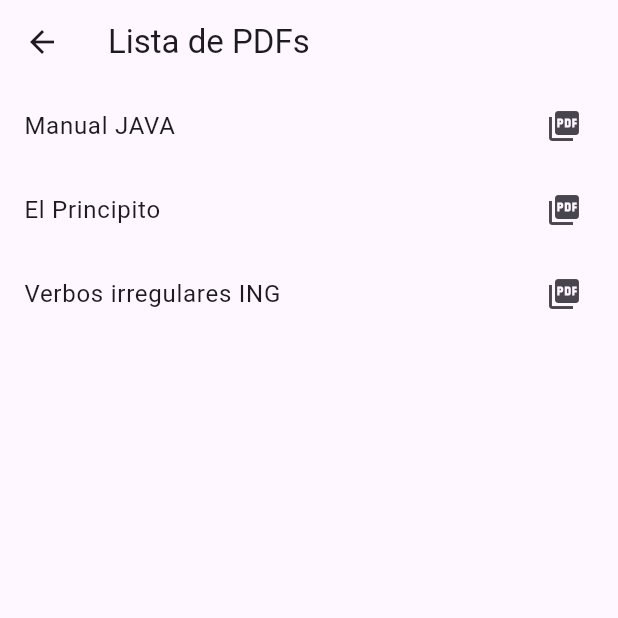
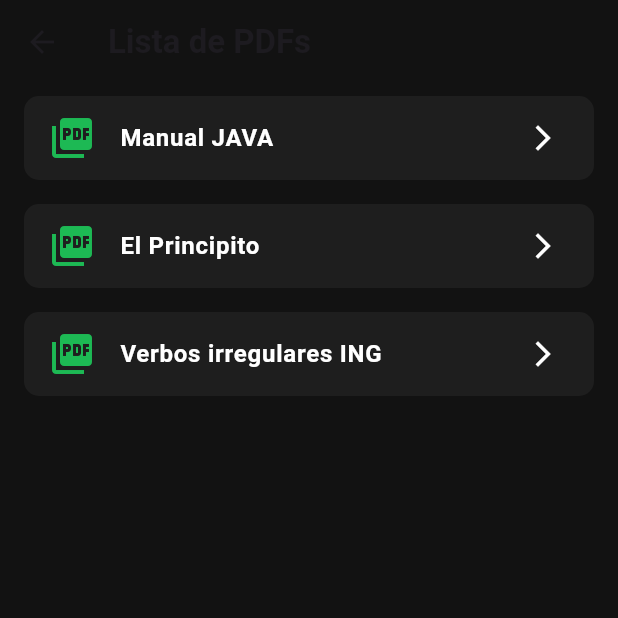
Before and after one commit to TeoLpz/Flutter_Clone_spotify, a Flutter app: the PdfListPage screen opened directly, on a phone screen of 412 x 824 dp, the top half of it. Run offline on Flutter 3.47's test engine with Material 3 defaults, Android fonts, the phone set to English and light mode, and no system bars; our stand-ins replace dio, firebase_analytics, firebase_auth, firebase_core, firebase_messaging, flutter_vector_icons and 2 more; missing offline and left inert: flutter_pdfview; accounts and stored records are empty; network calls fail.

Commit message:
Spotify UI interfaces

```diff
--- a/lib/pages/pdf_pages/pdf_list_page.dart
+++ b/lib/pages/pdf_pages/pdf_list_page.dart
@@ -6,29 +6,74 @@ class PdfListPage extends StatelessWidget {
   Widget build(BuildContext context) {
     return Scaffold(
       appBar: AppBar(
-        title: Text('Lista de PDFs'),
+        title: Text(
+          'Lista de PDFs',
+          style: TextStyle(fontWeight: FontWeight.bold),
         ),
-      body: ListView(
+        backgroundColor: Color(0xFF121212), // Fondo oscuro típico de Spotify
+        elevation: 0,
+      ),
+      body: Container(
+        color: Color(0xFF121212), // Fondo oscuro
+        child: ListView(
           children: [
-          buildPdfListTile(context, 'Manual JAVA', 'https://www.uneweb.com/tutoriales/JAVA/java.%20pdf.pdf'),
-          buildPdfListTile(context, 'El Principito', 'https://web.seducoahuila.gob.mx/biblioweb/upload/Antoine%20De%20Saint-Exup%C3%A9ry%20-%20El%20principito.pdf'),
-          buildPdfListTile(context, 'Verbos irregulares ING', 'https://www.uv.mx/pozarica/caa-conta/files/2016/02/REGULAR-AND-IRREGULAR-VERBS.pdf'),
+            buildPdfListTile(
+              context,
+              'Manual JAVA',
+              'https://www.uneweb.com/tutoriales/JAVA/java.%20pdf.pdf',
+            ),
+            buildPdfListTile(
+              context,
+              'El Principito',
+              'https://web.seducoahuila.gob.mx/biblioweb/upload/Antoine%20De%20Saint-Exup%C3%A9ry%20-%20El%20principito.pdf',
+            ),
+            buildPdfListTile(
+              context,
+              'Verbos irregulares ING',
+              'https://www.uv.mx/pozarica/caa-conta/files/2016/02/REGULAR-AND-IRREGULAR-VERBS.pdf',
+            ),
             // Agrega más PDFs aquí
           ],
+        ),
       ),
     );
   }
 
   Widget buildPdfListTile(BuildContext context, String title, String pdfUrl) {
-    return ListTile(
-      title: Text(title),
-      trailing: Icon(Icons.picture_as_pdf),
+    return Container(
+      margin: EdgeInsets.symmetric(vertical: 8.0, horizontal: 16.0),
+      decoration: BoxDecoration(
+        color: Color(0xFF1E1E1E), // Color oscuro para las tarjetas
+        borderRadius: BorderRadius.circular(10),
+      ),
+      child: ListTile(
+        leading: Icon(
+          Icons.picture_as_pdf,
+          color: Color(0xFF1DB954), // Verde Spotify
+          size: 32,
+        ),
+        title: Text(
+          title,
+          style: TextStyle(
+            color: Colors.white,
+            fontSize: 16,
+            fontWeight: FontWeight.bold,
+          ),
+        ),
+        trailing: Icon(
+          Icons.arrow_forward_ios,
+          color: Colors.white,
+          size: 20,
+        ),
         onTap: () {
           Navigator.push(
             context,
-          MaterialPageRoute(builder: (context) => PdfViewerPage(pdfUrl: pdfUrl)),
+            MaterialPageRoute(
+              builder: (context) => PdfViewerPage(pdfUrl: pdfUrl),
+            ),
           );
         },
+      ),
     );
   }
 }
--- a/pubspec.yaml
+++ b/pubspec.yaml
@@ -49,6 +49,10 @@ dependencies:
   flutter_pdfview: ^1.3.4
   path_provider: ^2.0.11
   dio: ^4.0.0
+
+  # SQL
+  sqflite: ^2.4.1
+  path: ^1.9.0
 
 dev_dependencies:
   flutter_test:
```
Also changed, not shown: lib/components/buttom_navbar.dart (+8 -2 lines), lib/database/db_helper.dart (added, +49 -0 lines), lib/pages/form_page.dart (added, +121 -0 lines), lib/pages/playlist_page.dart (added, +90 -0 lines), pubspec.lock, 1 other file. Lines whose indentation alone changed are shown as unchanged.
